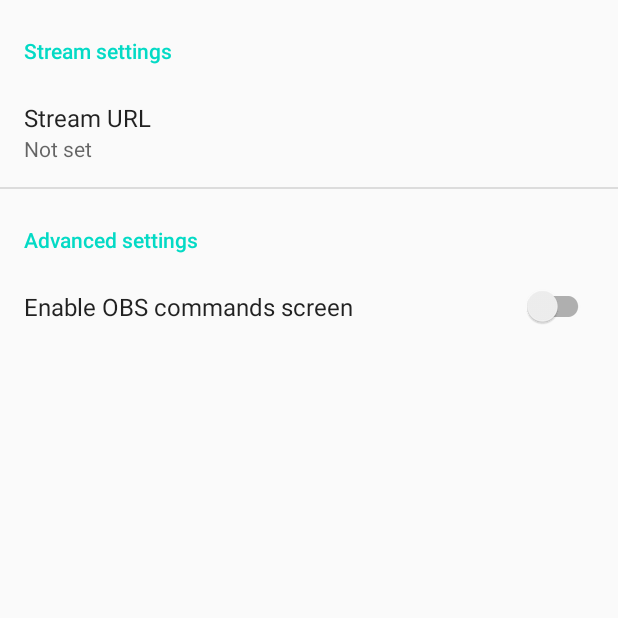
After one commit to alejandrorosas/android-uvc-rtmp-stream, an Android app: the SettingsActivity screen opened directly, with no data from a screen before it, on a phone screen of 412 x 824 dp, the top half of it. The commit adds this screen. Run offline under Robolectric (Android 15) with nearby library versions, the phone set to English and light mode, and no system bars; our stand-ins replace androidx.preference.

Commit message:
UI Improvements

```diff
--- a/app/build.gradle
+++ b/app/build.gradle
@@ -27,6 +27,9 @@
 
     implementation rootProject.ext.kotlin
     implementation rootProject.ext.appcompat
+    implementation "androidx.preference:preference-ktx:1.1.1"
+    implementation "com.google.android.material:material:1.3.0"
+    implementation "androidx.fragment:fragment-ktx:1.3.1"
     implementation rootProject.ext.core
     implementation rootProject.ext.constraintLayout
     implementation rootProject.ext.dagger
--- a/app/src/main/AndroidManifest.xml
+++ b/app/src/main/AndroidManifest.xml
@@ -30,5 +30,6 @@
                 android:name="android.hardware.usb.action.USB_DEVICE_ATTACHED"
                 android:resource="@xml/device_filterall" />
         </activity>
+        <activity android:name=".SettingsActivity" />
     </application>
 </manifest>
--- /dev/null
+++ b/app/src/main/java/dev/alejandrorosas/apptemplate/SettingsActivity.kt
@@ -0,0 +1,14 @@
+package dev.alejandrorosas.apptemplate
+
+import android.os.Bundle
+import androidx.appcompat.app.AppCompatActivity
+
+class SettingsActivity : AppCompatActivity(R.layout.activity_settings) {
+    override fun onCreate(savedInstanceState: Bundle?) {
+        super.onCreate(savedInstanceState)
+        supportFragmentManager
+            .beginTransaction()
+            .replace(R.id.fragment_container, SettingsFragment())
+            .commit()
+    }
+}
--- /dev/null
+++ b/app/src/main/java/dev/alejandrorosas/apptemplate/SettingsFragment.kt
@@ -0,0 +1,10 @@
+package dev.alejandrorosas.apptemplate
+
+import android.os.Bundle
+import androidx.preference.PreferenceFragmentCompat
+
+class SettingsFragment : PreferenceFragmentCompat() {
+    override fun onCreatePreferences(savedInstanceState: Bundle?, rootKey: String?) {
+        setPreferencesFromResource(R.xml.preferences, rootKey)
+    }
+}
--- /dev/null
+++ b/app/src/main/res/layout/activity_settings.xml
@@ -0,0 +1,7 @@
+<?xml version="1.0" encoding="utf-8"?>
+<androidx.fragment.app.FragmentContainerView
+    xmlns:android="http://schemas.android.com/apk/res/android"
+    android:id="@+id/fragment_container"
+    android:layout_width="match_parent"
+    android:layout_height="wrap_content"
+    />
--- a/app/src/main/res/values/styles.xml
+++ b/app/src/main/res/values/styles.xml
@@ -1,11 +1,7 @@
 <resources>
-
-    <!-- Base application theme. -->
-    <style name="AppTheme" parent="Theme.AppCompat.Light.DarkActionBar">
-        <!-- Customize your theme here. -->
+    <style name="AppTheme" parent="Theme.AppCompat.DayNight.NoActionBar">
         <item name="colorPrimary">@color/colorPrimary</item>
         <item name="colorPrimaryDark">@color/colorPrimaryDark</item>
         <item name="colorAccent">@color/colorAccent</item>
     </style>
-
 </resources>
--- /dev/null
+++ b/app/src/main/res/xml/preferences.xml
@@ -0,0 +1,22 @@
+<PreferenceScreen
+    xmlns:app="http://schemas.android.com/apk/res-auto">
+    <PreferenceCategory
+        app:iconSpaceReserved="false"
+        app:title="Stream settings" />
+
+    <EditTextPreference
+        app:iconSpaceReserved="false"
+        app:key="endpoint"
+        app:title="Stream URL"
+        app:useSimpleSummaryProvider="true" />
+
+    <PreferenceCategory
+        app:iconSpaceReserved="false"
+        app:title="Advanced settings" />
+
+    <SwitchPreferenceCompat
+        app:iconSpaceReserved="false"
+        app:key="obs_commands_screen_enabled"
+        app:title="Enable OBS commands screen" />
+
+</PreferenceScreen>
--- a/build.gradle
+++ b/build.gradle
@@ -27,6 +27,12 @@
             content { includeGroup("com.github.pedroSG94.rtmp-rtsp-stream-client-java") }
         }
     }
+
+    tasks.withType(org.jetbrains.kotlin.gradle.tasks.KotlinCompile).configureEach {
+        kotlinOptions {
+            jvmTarget = "1.8"
+        }
+    }
 }
 
 subprojects {
--- a/core/build.gradle
+++ b/core/build.gradle
@@ -7,6 +7,7 @@
     implementation rootProject.ext.core
     implementation rootProject.ext.dagger
     implementation rootProject.ext.hilt
+    implementation "androidx.preference:preference-ktx:1.1.1"
 
     kapt rootProject.ext.daggerCompiler
     kapt rootProject.ext.hiltCompiler
```
Also changed, not shown: app/src/main/java/dev/alejandrorosas/apptemplate/MainActivity.kt (+50 -50 lines), app/src/main/java/dev/alejandrorosas/apptemplate/MainViewModel.kt (added, +76 -0 lines), app/src/main/res/drawable/ic_settings.xml (added, +11 -0 lines), app/src/main/res/layout/activity_main.xml (+21 -11 lines), app/src/main/res/values/strings.xml (+5 -2 lines), core/src/main/java/dev/alejandrorosas/core/di/CoreModule.kt (+11 -1 lines), core/src/main/java/dev/alejandrorosas/core/livedata/SingleLiveEvent.java (added, +78 -0 lines), libraries/streamlib/src/main/java/dev/alejandrorosas/streamlib/StreamService.kt (+17 -8 lines), 2 other files.
